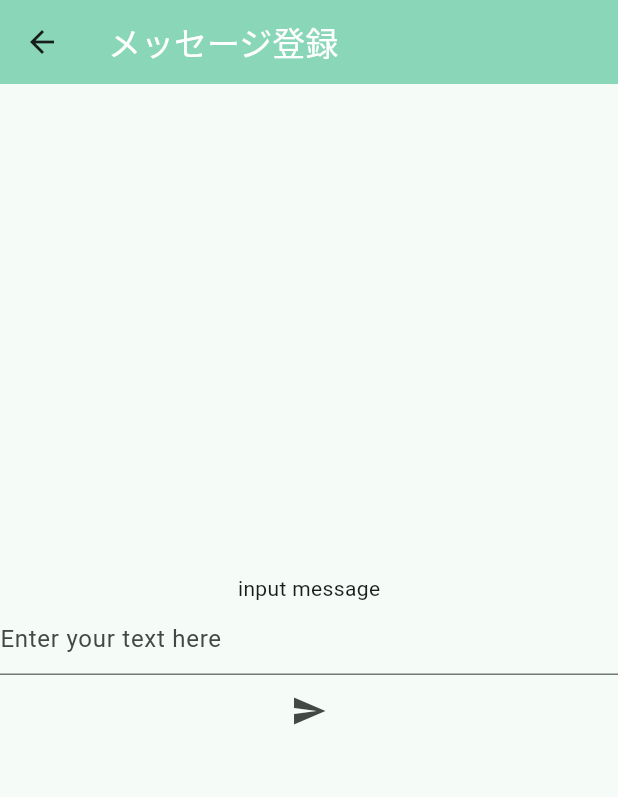
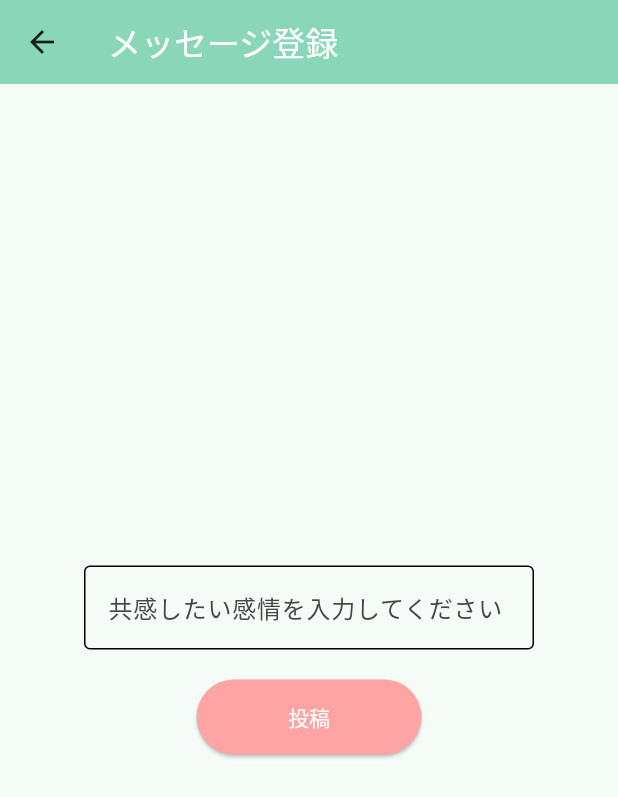
Before and after one commit to Mitsutan/spajam2024_kumamoto, a Flutter app: the InsertScreen screen opened directly, on a phone screen of 412 x 824 dp. Shown: the top 797 px of the screen. Run offline on Flutter 3.47's test engine with Material 3 defaults, Android fonts, the phone set to English and light mode, and no system bars; our stand-ins replace flutter_blue_plus, permission_handler, supabase_flutter; missing offline and left inert: flutter_beacon; accounts and stored records are empty; network calls fail.

Commit message:
レイアウトのみ

```diff
--- a/lib/src/screens/insert.dart
+++ b/lib/src/screens/insert.dart
@@ -1,7 +1,9 @@
 import 'dart:developer';
 
 import 'package:flutter/material.dart';
+import 'package:spajam2024_kumamoto/src/screens/home.dart';
 import 'package:supabase_flutter/supabase_flutter.dart';
+import 'home.dart';
 
 class InsertScreen extends StatefulWidget {
   const InsertScreen({super.key, required this.title});
@@ -32,6 +34,36 @@ class _InsertScreen extends State<InsertScreen> {
         _minor = id.substring(4, 8);
       });
       log('Posted message: ${data.first['id']}', name: 'supabase');
+
+          showDialog(
+      context: context,
+      builder: (BuildContext context) {
+        return AlertDialog(
+          title: Center(child: Text('投稿完了')), // タイトルを中央に配置
+                content: Container(
+        width: 100, // コンテンツの幅を指定
+        height: 100, // コンテンツの高さを指定して正方形に近づける
+        child: Center(child: Text('投稿されました')), // コンテンツを中央に配置
+        ),
+          contentPadding: EdgeInsets.symmetric(horizontal: 24.0, vertical: 20.0), // パディングを調整してコンパクトにする
+          actionsPadding: EdgeInsets.only(bottom: 10.0), // アクションのパディングを調整して間隔を小さくする
+          actions: <Widget>[
+            Center(
+              child: TextButton(
+                child: Text('OK'),
+                onPressed: () {
+                  Navigator.of(context).pop(); // ダイアログを閉じる
+                  Navigator.of(context).pushReplacement(
+                    MaterialPageRoute(builder: (context) => HomeScreen(title: "home")), // ホーム画面に遷移
+                  );
+                },
+              ),
+            ),
+          ],
+        );
+      },
+    );
+
       // log('Posted message: $id', name: 'supabase');
     } catch (e) {
       log('Failed to post message', name: 'supabase', error: e);
@@ -49,27 +81,48 @@ class _InsertScreen extends State<InsertScreen> {
           child: Column(
           mainAxisAlignment: MainAxisAlignment.center,
           children: <Widget>[
-            const Text(
-              'input message',
-            ),
-            TextField(
+            // const Text(
+            //   'input message',
+            // ),
+            Container(
+            width: 300, // テキストフィールドの横幅を指定
+            child:TextField(
               keyboardType: TextInputType.multiline,
               maxLines: null,
               decoration: const InputDecoration(
-                hintText: "Enter your text here",
+                hintText: "共感したい感情を入力してください",
+                enabledBorder: OutlineInputBorder(
+                borderSide: BorderSide(color: Colors.black),
               ),
+              focusedBorder: OutlineInputBorder(
+                borderSide: BorderSide(color: Colors.black), // フォーカス時の枠線の色を黒に設定
+              ),
+            ),
               onChanged: (value) {
                 setState(() {
                   _inputMsg = value;
                 });
               },
             ),
-            IconButton(
-                onPressed: () {
-                  _postMessage(_inputMsg);
-                },
-                icon: const Icon(Icons.send)),
+            ),
+            SizedBox(height: 20),
+            ElevatedButton(
+              onPressed: () {
+                _postMessage(_inputMsg);
+              },
+              style: ElevatedButton.styleFrom(
+                backgroundColor: Color(0xFFFFA4A4), // ボタンの背景色
+                padding: EdgeInsets.symmetric(horizontal: 24.0, vertical: 12.0), // パディングを追加してボタンを大きくする
+                minimumSize: Size(150, 50), // 最小サイズを設定
+              ),
+
+              child: const Text(
+                '投稿',
+                style: TextStyle(color: Colors.white), // テキストの色を黄色に設定
+              ),
+            ),
           ])
-    ));
+    ),
+    );
   }
 }
```
Also changed, not shown: lib/src/screens/home.dart (+36 -0 lines).
